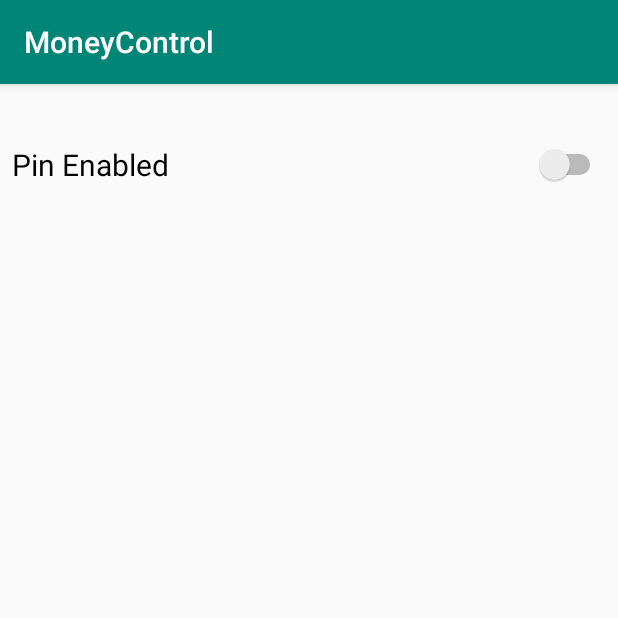
After one commit to NadeemNicoR/TeamProjects, an Android app: the EnablePin screen opened directly, with no data from a screen before it, on a phone screen of 412 x 824 dp, the top half of it. The commit adds this screen. Run offline under Robolectric (Android 15) with nearby library versions, the phone set to English and light mode, and no system bars.

Commit message:
modified enable pin activity

```diff
--- a/MoneyControl/app/src/main/AndroidManifest.xml
+++ b/MoneyControl/app/src/main/AndroidManifest.xml
@@ -13,10 +13,11 @@
         android:roundIcon="@mipmap/ic_launcher_background"
         android:supportsRtl="true"
         android:theme="@style/AppTheme">
+        <activity android:name=".EnablePin"></activity>
         <activity
             android:name=".Main2Activity"
             android:label="@string/title_activity_main2"
-            android:theme="@style/AppTheme.NoActionBar"></activity>
+            android:theme="@style/AppTheme.NoActionBar" />
         <activity android:name=".EmailReport" />
         <activity android:name=".Spinnertest" />
         <activity android:name=".Main3Activity" />
--- /dev/null
+++ b/MoneyControl/app/src/main/java/com/example/home/EnablePin.java
@@ -0,0 +1,88 @@
+package com.example.home;
+
+import android.app.AlertDialog;
+import android.content.Intent;
+import android.support.v7.app.AppCompatActivity;
+import android.os.Bundle;
+import android.view.View;
+import android.widget.Button;
+import android.widget.CompoundButton;
+import android.widget.EditText;
+import android.widget.Switch;
+import android.widget.Toast;
+
+public class EnablePin extends AppCompatActivity {
+
+    Switch enablePinSwitch;
+    EditText newPin;
+    EditText confirmNewPin;
+    Button savePin;
+    DatabaseHelper myDb;
+    boolean pinStatus;
+
+    @Override
+    protected void onCreate(Bundle savedInstanceState) {
+        super.onCreate(savedInstanceState);
+        setContentView(R.layout.activity_enable_pin);
+
+        myDb = new DatabaseHelper(this);
+
+        enablePinSwitch = (Switch) findViewById(R.id.enablePinSwitch);
+        if( myDb.isPinEnabled()){
+            enablePinSwitch.setChecked(true);
+        }
+        newPin = (EditText) findViewById(R.id.newPin);
+        confirmNewPin = (EditText) findViewById(R.id.confirmNewPin);
+        savePin = (Button) findViewById(R.id.savePin);
+        enablePinSwitch.setOnCheckedChangeListener(new CompoundButton.OnCheckedChangeListener() {
+            public void onCheckedChanged(CompoundButton buttonView, boolean isChecked) {
+                if(isChecked){
+                    newPin.setVisibility(View.VISIBLE);
+                    confirmNewPin.setVisibility(View.VISIBLE);
+                    savePin.setVisibility(View.VISIBLE);
+                    enablePinSwitch.setChecked(true);
+                }
+                else {
+                    newPin.setVisibility(View.INVISIBLE);
+                    confirmNewPin.setVisibility(View.INVISIBLE);
+                    savePin.setVisibility(View.INVISIBLE);
+                    pinStatus=false;
+                    String currentPin = myDb.fetchCurrentPin();
+                    myDb.updatePin(currentPin, pinStatus);
+                    Toast.makeText(getBaseContext(), "Pin disabled", Toast.LENGTH_LONG).show();
+                }
+            }
+        });
+
+        savePin.setOnClickListener(new View.OnClickListener() {
+            @Override
+            public void onClick(View v) {
+                String newPinText = newPin.getText().toString();
+                String confirmNewPinText = confirmNewPin.getText().toString();
+
+                if(!newPinText.equals(confirmNewPinText))
+                    showMessage("Error", "Pins do not match");
+                else if(newPinText.equals("") | confirmNewPinText.equals(""))
+                    showMessage("Error", "Please enter valid PIN");
+                else {
+                    pinStatus = true;
+                    myDb.updatePin(newPinText, pinStatus);
+                    myDb.close();
+                    Toast.makeText(getBaseContext(), "Pin Updated", Toast.LENGTH_SHORT).show();
+                    Intent save = new Intent(getApplicationContext(), Settings.class);
+                    startActivity(save);
+                }
+            }
+        });
+
+
+
+    }
+    public void showMessage(String title,String Message){
+        AlertDialog.Builder builder = new AlertDialog.Builder(this);
+        builder.setCancelable(true);
+        builder.setTitle(title);
+        builder.setMessage(Message);
+        builder.show();
+    }
+}
--- a/MoneyControl/app/src/main/java/com/example/home/Settings.java
+++ b/MoneyControl/app/src/main/java/com/example/home/Settings.java
@@ -18,7 +18,7 @@ public class Settings extends AppCompatActivity {
             @Override
             public void onClick(View v)
             {
-                Intent resetpinIntent=new Intent(getApplicationContext(), Resetpin_screen.class);
+                Intent resetpinIntent=new Intent(getApplicationContext(), EnablePin.class);
                 startActivity(resetpinIntent);
             }
         });
--- /dev/null
+++ b/MoneyControl/app/src/main/res/layout/activity_enable_pin.xml
@@ -0,0 +1,81 @@
+<?xml version="1.0" encoding="utf-8"?>
+<android.support.constraint.ConstraintLayout xmlns:android="http://schemas.android.com/apk/res/android"
+    xmlns:app="http://schemas.android.com/apk/res-auto"
+    xmlns:tools="http://schemas.android.com/tools"
+    android:layout_width="match_parent"
+    android:layout_height="match_parent"
+    tools:context=".EnablePin">
+
+    <Switch
+        android:id="@+id/enablePinSwitch"
+        android:checked="false"
+        android:text="Pin Enabled"
+        android:textSize="20sp"
+        android:layout_width="0dp"
+        android:layout_height="wrap_content"
+        android:layout_marginStart="8dp"
+        android:layout_marginTop="40dp"
+        android:layout_marginEnd="8dp"
+        android:layout_marginBottom="8dp"
+        android:ems="10"
+        app:layout_constraintBottom_toBottomOf="parent"
+        app:layout_constraintEnd_toEndOf="parent"
+        app:layout_constraintHorizontal_bias="0.0"
+        app:layout_constraintStart_toStartOf="parent"
+        app:layout_constraintTop_toTopOf="parent"
+        app:layout_constraintVertical_bias="0.0" />
+
+    <EditText
+        android:id="@+id/newPin"
+        android:visibility="invisible"
+        android:layout_width="0dp"
+        android:layout_height="46dp"
+        android:layout_marginStart="8dp"
+        android:layout_marginTop="170dp"
+        android:layout_marginEnd="8dp"
+        android:ems="10"
+        android:hint="Enter the new pin"
+        android:inputType="number"
+        app:layout_constraintBottom_toBottomOf="parent"
+        app:layout_constraintEnd_toEndOf="parent"
+        app:layout_constraintHorizontal_bias="0.0"
+        app:layout_constraintStart_toStartOf="parent"
+        app:layout_constraintTop_toTopOf="parent"
+        app:layout_constraintVertical_bias="0.0" />
+
+    <EditText
+        android:id="@+id/confirmNewPin"
+        android:visibility="invisible"
+        android:layout_width="0dp"
+        android:layout_height="wrap_content"
+        android:layout_marginStart="8dp"
+        android:layout_marginTop="120dp"
+        android:layout_marginEnd="8dp"
+        android:ems="10"
+        android:hint="Confirm new pin"
+        android:inputType="number"
+        app:layout_constraintBottom_toBottomOf="parent"
+        app:layout_constraintEnd_toEndOf="parent"
+        app:layout_constraintHorizontal_bias="0.0"
+        app:layout_constraintStart_toStartOf="parent"
+        app:layout_constraintTop_toTopOf="parent"
+        app:layout_constraintVertical_bias="0.0" />
+
+    <Button
+        android:id="@+id/savePin"
+        android:visibility="invisible"
+        android:layout_width="0dp"
+        android:layout_height="51dp"
+        android:layout_marginStart="8dp"
+        android:layout_marginTop="8dp"
+        android:layout_marginEnd="8dp"
+        android:layout_marginBottom="8dp"
+        android:text="Save"
+        app:layout_constraintBottom_toBottomOf="parent"
+        app:layout_constraintEnd_toEndOf="parent"
+        app:layout_constraintHorizontal_bias="0.716"
+        app:layout_constraintStart_toStartOf="parent"
+        app:layout_constraintTop_toTopOf="parent"
+        app:layout_constraintVertical_bias="0.985" />
+
+</android.support.constraint.ConstraintLayout>
--- a/MoneyControl/app/src/main/res/layout/activity_settings.xml
+++ b/MoneyControl/app/src/main/res/layout/activity_settings.xml
@@ -28,7 +28,7 @@
         android:layout_height="59dp"
         android:layout_marginTop="8dp"
         android:layout_marginEnd="8dp"
-        android:text="RESET PIN"
+        android:text="ENABLE PIN"
         android:textAlignment="viewStart"
         android:textStyle="bold"
         app:layout_constraintBottom_toBottomOf="parent"
```
